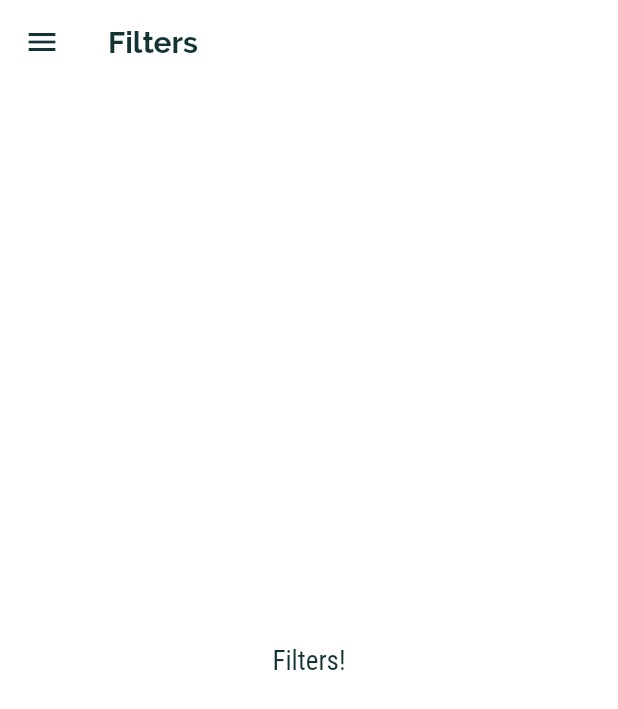
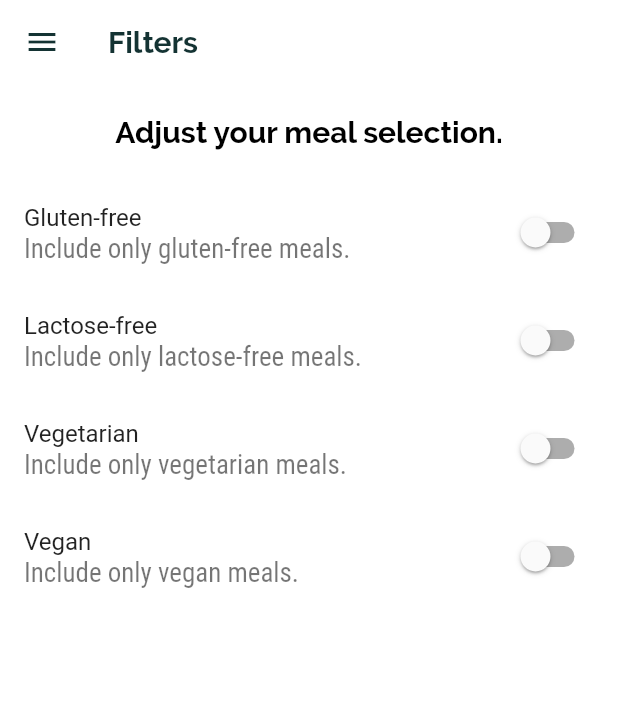
Before and after one commit to jakubjaran/meals_app, a Flutter app: the FiltersScreen screen opened by its route, on a phone screen of 412 x 824 dp. Shown: the top 709 px of the screen. Run offline on Flutter 3.47's test engine with Material 2 defaults, Android fonts, the phone set to English and light mode, and no system bars; missing offline and left inert: scroll_app_bar.

Commit message:
Added basic filters, fix headline1 color

```diff
--- a/lib/main.dart
+++ b/lib/main.dart
@@ -9,7 +9,12 @@ void main() {
   runApp(MyApp());
 }
 
-class MyApp extends StatelessWidget {
+class MyApp extends StatefulWidget {
+  @override
+  _MyAppState createState() => _MyAppState();
+}
+
+class _MyAppState extends State<MyApp> {
   @override
   Widget build(BuildContext context) {
     return MaterialApp(
@@ -45,7 +50,7 @@ class MyApp extends StatelessWidget {
                 fontSize: 20,
                 fontFamily: 'Raleway',
                 fontWeight: FontWeight.bold,
-                color: Colors.white,
+                color: Colors.black,
               ),
             ),
       ),
--- a/lib/screens/filters_screen.dart
+++ b/lib/screens/filters_screen.dart
@@ -1,19 +1,90 @@
 import 'package:flutter/material.dart';
 import '../widgets/main_drawer.dart';
 
-class FiltersScreen extends StatelessWidget {
+class FiltersScreen extends StatefulWidget {
   static const routeName = '/filters';
+
+  @override
+  _FiltersScreenState createState() => _FiltersScreenState();
+}
+
+class _FiltersScreenState extends State<FiltersScreen> {
+  var _areGlutenFree = false;
+  var _areLactoseFree = false;
+  var _areVegetarian = false;
+  var _areVegan = false;
 
   @override
   Widget build(BuildContext context) {
     return Scaffold(
-      appBar: AppBar(
-        title: Text('Filters'),
-      ),
-      drawer: MainDrawer(),
-      body: Center(
-        child: Text('Filters!'),
-      ),
-    );
+        appBar: AppBar(
+          title: Text('Filters'),
+        ),
+        drawer: MainDrawer(),
+        body: Column(
+          children: [
+            Container(
+              padding: EdgeInsets.all(20),
+              alignment: Alignment.center,
+              child: Text(
+                'Adjust your meal selection.',
+                style: Theme.of(context).textTheme.headline1,
+              ),
+            ),
+            Expanded(
+                child: ListView(
+              children: [
+                SwitchListTile(
+                  value: _areGlutenFree,
+                  onChanged: (newVal) {
+                    setState(() {
+                      _areGlutenFree = newVal;
+                    });
+                  },
+                  title: Text('Gluten-free'),
+                  subtitle: Text(
+                    'Include only gluten-free meals.',
+                  ),
+                ),
+                SwitchListTile(
+                  value: _areLactoseFree,
+                  onChanged: (newVal) {
+                    setState(() {
+                      _areLactoseFree = newVal;
+                    });
+                  },
+                  title: Text('Lactose-free'),
+                  subtitle: Text(
+                    'Include only lactose-free meals.',
+                  ),
+                ),
+                SwitchListTile(
+                  value: _areVegetarian,
+                  onChanged: (newVal) {
+                    setState(() {
+                      _areVegetarian = newVal;
+                    });
+                  },
+                  title: Text('Vegetarian'),
+                  subtitle: Text(
+                    'Include only vegetarian meals.',
+                  ),
+                ),
+                SwitchListTile(
+                  value: _areVegan,
+                  onChanged: (newVal) {
+                    setState(() {
+                      _areVegan = newVal;
+                    });
+                  },
+                  title: Text('Vegan'),
+                  subtitle: Text(
+                    'Include only vegan meals.',
+                  ),
+                ),
+              ],
+            ))
+          ],
+        ));
   }
 }
--- a/lib/widgets/category_item.dart
+++ b/lib/widgets/category_item.dart
@@ -36,7 +36,10 @@ class CategoryItem extends StatelessWidget {
         ),
         child: Text(
           title,
-          style: Theme.of(context).textTheme.headline1,
+          style: Theme.of(context)
+              .textTheme
+              .headline1
+              .copyWith(color: Colors.white),
         ),
         alignment: Alignment.center,
       ),
--- a/lib/widgets/main_drawer.dart
+++ b/lib/widgets/main_drawer.dart
@@ -44,10 +44,7 @@ class MainDrawer extends StatelessWidget {
             padding: EdgeInsets.only(top: 60),
             child: Text(
               'MealsApp',
-              style: Theme.of(context)
-                  .textTheme
-                  .headline1
-                  .copyWith(color: Colors.black),
+              style: Theme.of(context).textTheme.headline1,
             ),
           ),
           MainDrawerLink(
```
